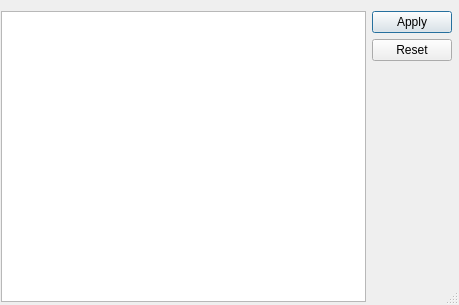
Before: the Qt Designer form src/qprojectM/qpreseteditordialog.ui in projectM-visualizer/projectm, drawn with Qt 5.
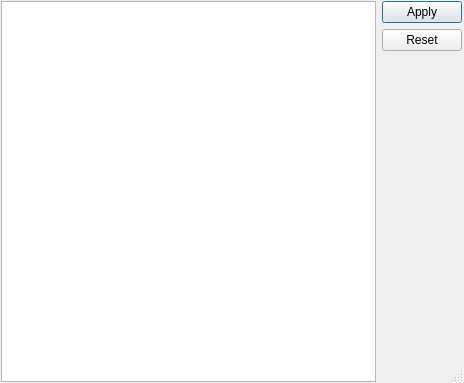
After: the same form once the commit is applied. Custom widgets are drawn as their Qt base class.

Diff of the .ui file:
```diff
--- a/src/qprojectM/qpreseteditordialog.ui
+++ b/src/qprojectM/qpreseteditordialog.ui
@@ -5,8 +5,8 @@
    <rect>
     <x>0</x>
     <y>0</y>
-    <width>459</width>
-    <height>305</height>
+    <width>464</width>
+    <height>383</height>
    </rect>
   </property>
   <property name="windowTitle" >
@@ -18,13 +18,13 @@
   <property name="sizeGripEnabled" >
    <bool>true</bool>
   </property>
-  <widget class="QWidget" name="" >
+  <widget class="QWidget" name="layoutWidget" >
    <property name="geometry" >
     <rect>
      <x>1</x>
-     <y>11</y>
-     <width>451</width>
-     <height>291</height>
+     <y>1</y>
+     <width>461</width>
+     <height>381</height>
     </rect>
    </property>
    <layout class="QHBoxLayout" >
```
